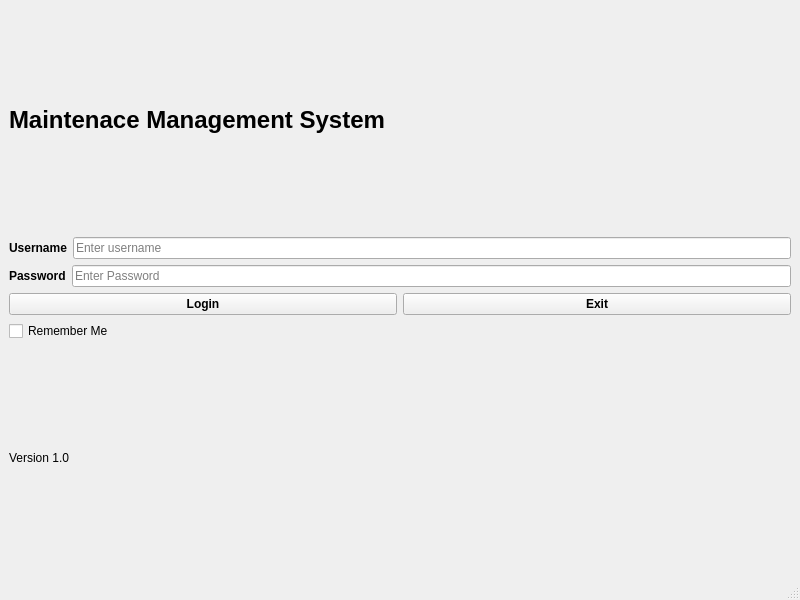
Apie-dup/MaintenanceSystem, file MaintenanceSystem/app/ui/forms/login.ui: the form before one commit.
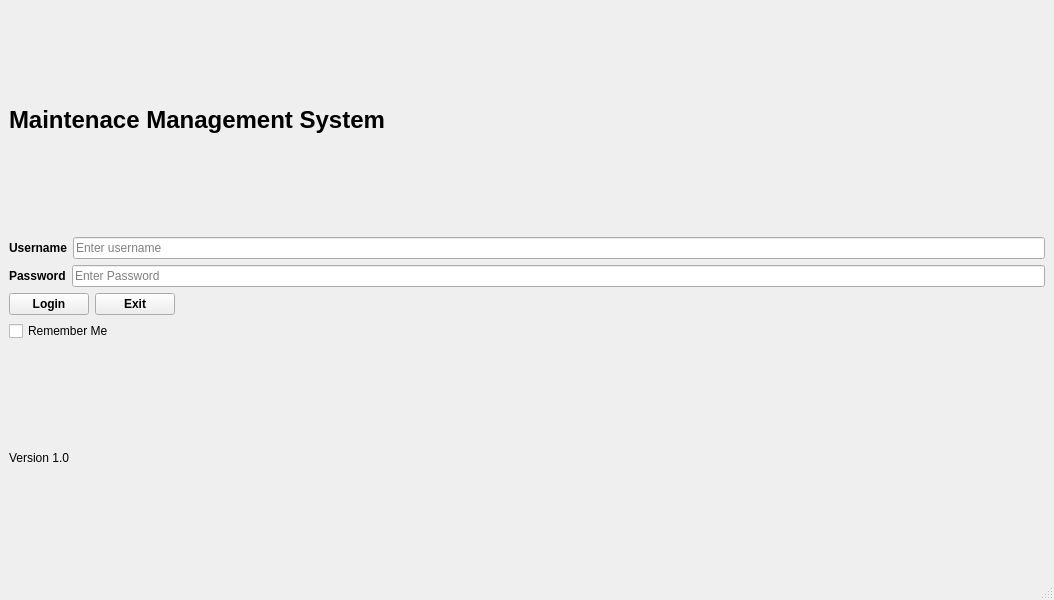
The form after the commit.

```diff
--- a/MaintenanceSystem/app/ui/forms/login.ui
+++ b/MaintenanceSystem/app/ui/forms/login.ui
@@ -6,7 +6,7 @@
    <rect>
     <x>0</x>
     <y>0</y>
-    <width>800</width>
+    <width>1054</width>
     <height>600</height>
    </rect>
   </property>
@@ -109,6 +109,19 @@
         </property>
        </widget>
       </item>
+      <item>
+       <spacer name="horizontalSpacer">
+        <property name="orientation">
+         <enum>Qt::Orientation::Horizontal</enum>
+        </property>
+        <property name="sizeHint" stdset="0">
+         <size>
+          <width>779</width>
+          <height>20</height>
+         </size>
+        </property>
+       </spacer>
+      </item>
      </layout>
     </item>
     <item>
```
Left out of the diff: 2 changed lines with no effect on the pictures.
